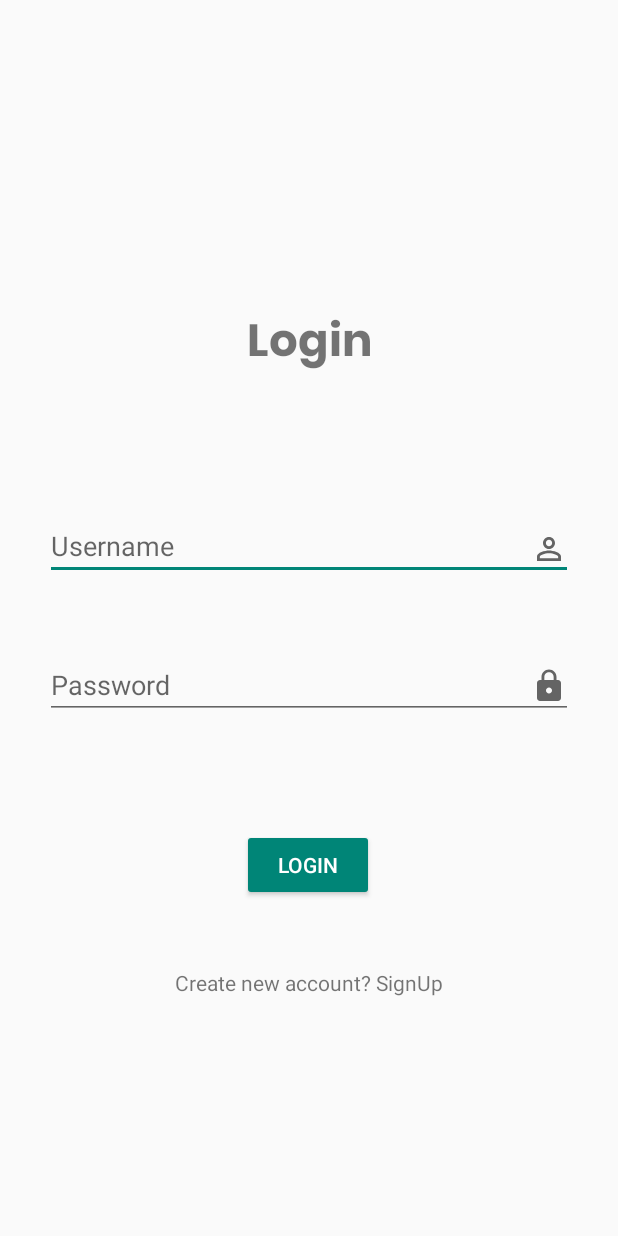
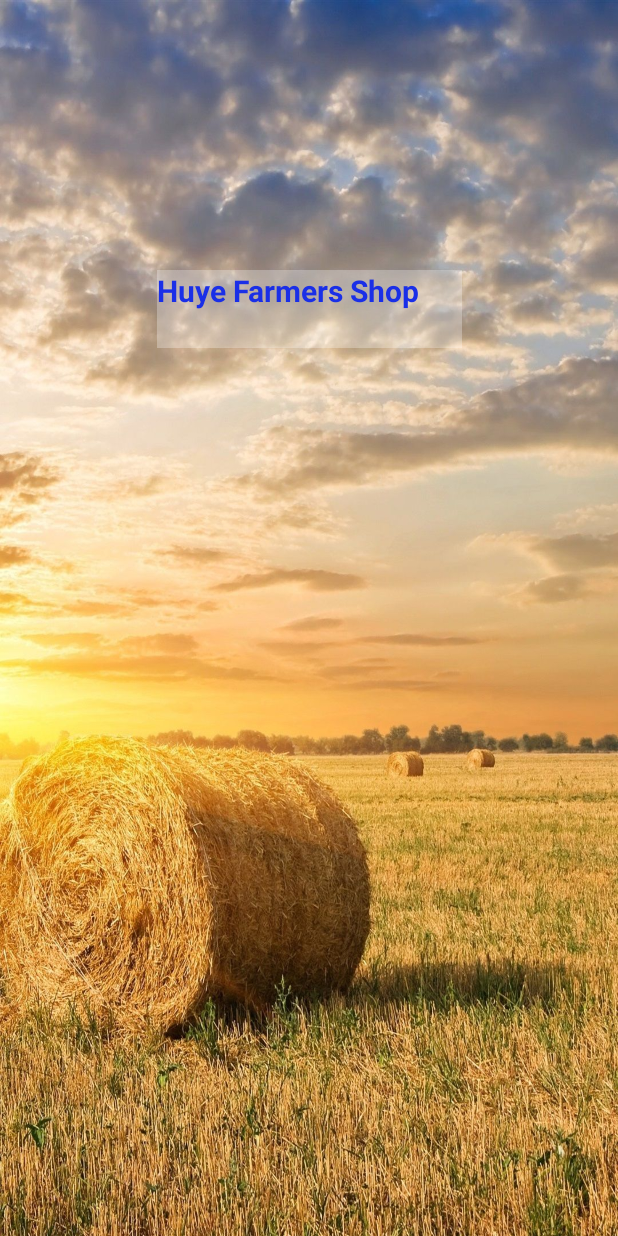
Before and after one commit to alaintresor/Android, an Android app: the first screen one second after launch (Login before the commit, start after it), on a phone screen of 412 x 824 dp. Run offline under Robolectric (Android 15) with nearby library versions, the phone set to English and light mode, and no system bars.

Commit message:
Upload file

```diff
--- a/app/src/main/java/com/example/agrmangement/cartInterface.java
+++ /dev/null
@@ -1,5 +0,0 @@
-package com.example.agrmangement;
-
-public interface cartInterface {
-    void testing();
-}
--- /dev/null
+++ b/app/src/main/java/com/example/agrmangement/start.java
@@ -0,0 +1,30 @@
+package com.example.agrmangement;
+
+import androidx.appcompat.app.AppCompatActivity;
+
+import android.content.Intent;
+import android.os.Bundle;
+import android.os.Handler;
+
+public class start extends AppCompatActivity {
+
+    @Override
+    protected void onCreate(Bundle savedInstanceState) {
+        super.onCreate(savedInstanceState);
+        setContentView(R.layout.activity_start);
+
+        final Handler handler=new Handler();
+        final Runnable r=new Runnable() {
+            @Override
+            public void run() {
+                start();
+            }
+        };
+        handler.postDelayed(r,3000);
+    }
+    public void start(){
+        Intent intent=new Intent(getApplicationContext(),Login.class);
+        startActivity(intent);
+        finish();
+    }
+}
--- a/app/src/main/res/layout/activity_recycle_view.xml
+++ b/app/src/main/res/layout/activity_start.xml
@@ -4,14 +4,21 @@
     xmlns:tools="http://schemas.android.com/tools"
     android:layout_width="match_parent"
     android:layout_height="match_parent"
-    tools:context=".recycleView">
+    android:background="@drawable/wp6398565"
+    tools:context=".start">
 
-    <androidx.recyclerview.widget.RecyclerView
-        android:id="@+id/recycleView"
-        android:layout_width="match_parent"
-        android:layout_height="match_parent"
+    <TextView
+        android:id="@+id/textView3"
+        android:layout_width="203dp"
+        android:layout_height="52dp"
+        android:background="#48FFFFFF"
+        android:text="Huye Farmers Shop"
+        android:textColor="#1A2FE7"
+        android:textSize="20sp"
+        android:textStyle="bold"
         app:layout_constraintBottom_toBottomOf="parent"
         app:layout_constraintEnd_toEndOf="parent"
         app:layout_constraintStart_toStartOf="parent"
-        app:layout_constraintTop_toTopOf="parent" />
+        app:layout_constraintTop_toTopOf="parent"
+        app:layout_constraintVertical_bias="0.233" />
 </androidx.constraintlayout.widget.ConstraintLayout>
```
Also changed, not shown: app/src/main/AndroidManifest.xml (+10 -8 lines), app/src/main/java/com/example/agrmangement/product.java (+13 -3 lines), app/src/main/java/com/example/agrmangement/recycleView.java (deleted, +0 -29 lines), app/src/main/res/drawable/wallpaper.jpg (added), app/src/main/res/drawable/wp6398565.jpg (added).
